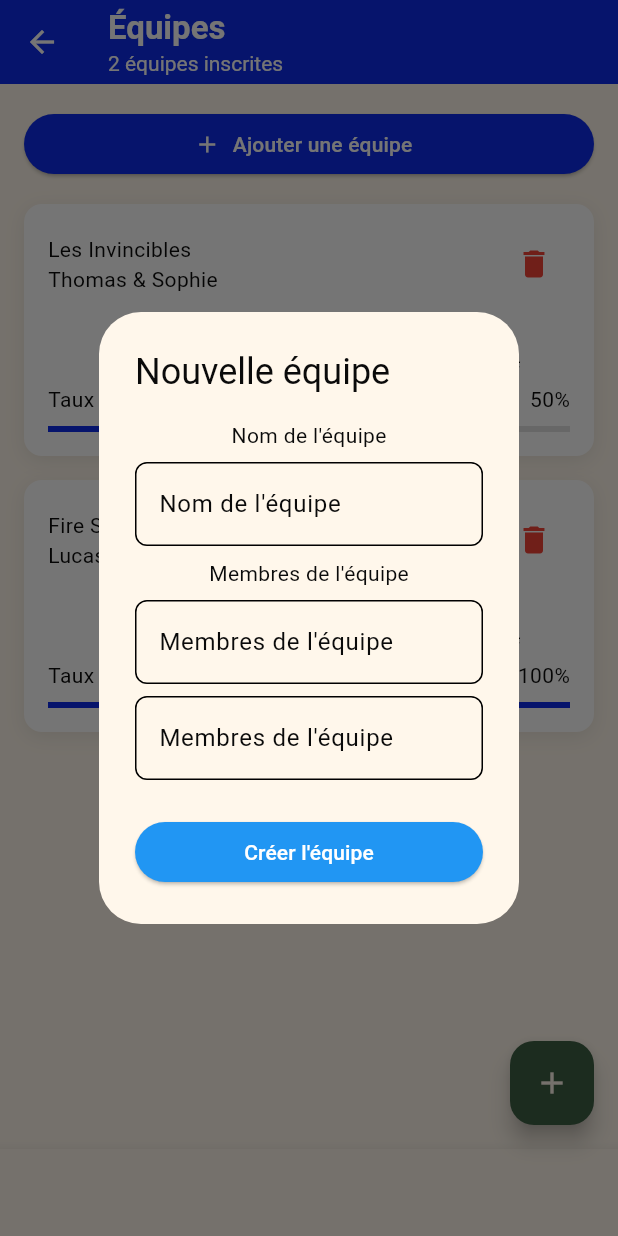
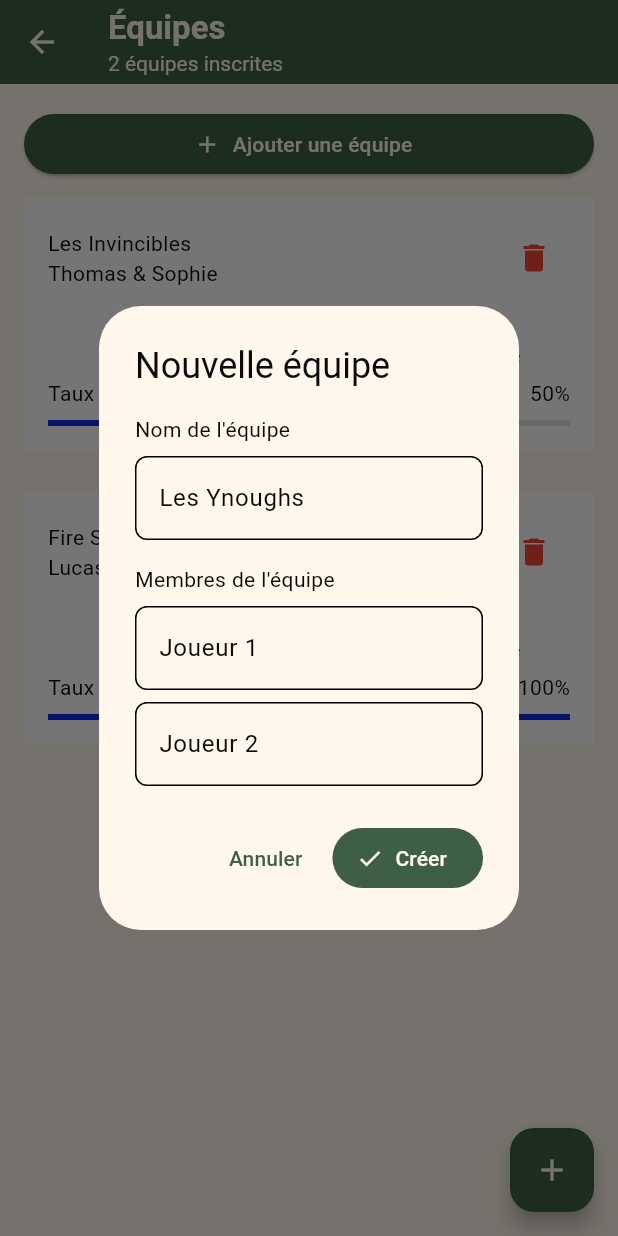
Before and after one commit to Ynough-Corporation/Ynough_dev, a Flutter app: the TeamsScreen screen opened directly, after a tap on "Ajouter une équipe", on a phone screen of 412 x 824 dp. Run offline on Flutter 3.47's test engine with Material 3 defaults, Android fonts, the phone set to English and light mode, and no system bars.

Commit message:
feat(pageEquipe): equipe page added to navbar

```diff
--- a/Ynough/lib/navbar/navbar.dart
+++ b/Ynough/lib/navbar/navbar.dart
@@ -1,4 +1,5 @@
 import 'package:flutter/material.dart';
+import 'package:ynough/pageEquipe/screen/teams_screen.dart';
 
 const ynoughBlack = Color(0xFF0A0A0A);
 const ynoughCream = Color(0xFFFFF7EB);
@@ -28,11 +29,7 @@ class _MainNavigationScreenState extends State<MainNavigationScreen> {
       title: 'Equipes',
       icon: Icons.groups_outlined,
       selectedIcon: Icons.groups,
-      page: SectionPage(
-        title: 'Equipes',
-        subtitle: 'Equipes inscrites, leur nombre de victoires et de defaites, bouton ajouter une equipe',
-        icon: Icons.groups,
-      ),
+      page: TeamsScreen(),
     ),
     _NavigationPageData(
       title: 'Matchs',
--- a/Ynough/lib/pageEquipe/screen/teams_screen.dart
+++ b/Ynough/lib/pageEquipe/screen/teams_screen.dart
@@ -2,7 +2,7 @@ import 'package:flutter/material.dart';
 import 'package:ynough/pageEquipe/widgets/team_card.dart';
 
 class TeamsScreen extends StatefulWidget {
-  const TeamsScreen({super.key}); // Le constructeur redevient propre et vide
+  const TeamsScreen({super.key});
 
   @override
   State<TeamsScreen> createState() => _TeamsScreenState();
@@ -12,6 +12,7 @@ class _TeamsScreenState extends State<TeamsScreen> {
   final teamNameController = TextEditingController();
   final player1Controller = TextEditingController();
   final player2Controller = TextEditingController();
+  final _formKey = GlobalKey<FormState>();
 
   List<Map<String, dynamic>> teamsList = [
     {
@@ -35,98 +36,89 @@ class _TeamsScreenState extends State<TeamsScreen> {
   ];
 
   @override
-  Widget build(BuildContext context) {
-    return Scaffold(
-    appBar: AppBar(
-            backgroundColor: const Color.fromARGB(255, 13, 43, 235),
-            foregroundColor: const Color.fromARGB(255, 255, 255, 255),
-            centerTitle: false,
-            title: Column(
+  void dispose() {
+    teamNameController.dispose();
+    player1Controller.dispose();
+    player2Controller.dispose();
+    super.dispose();
+  }
+
+  Future<void> _openCreateTeamDialog() async {
+    teamNameController.clear();
+    player1Controller.clear();
+    player2Controller.clear();
+
+    await showDialog<void>(
+      context: context,
+      builder: (BuildContext context) {
+        final colorScheme = Theme.of(context).colorScheme;
+        return AlertDialog(
+          title: const Text('Nouvelle équipe'),
+          content: SingleChildScrollView(
+            child: Form(
+              key: _formKey,
+              child: Column(
+                mainAxisSize: MainAxisSize.min,
                 crossAxisAlignment: CrossAxisAlignment.start,
                 children: [
-                const Text('Équipes', style: TextStyle(fontWeight: FontWeight.bold)),
-                Text(
-                  '${teamsList.length} équipes inscrites',
-                  style: const TextStyle(fontSize: 14, fontWeight: FontWeight.normal),
-                ),
-              ],
-            ),
-          ),
-      body:
-      Padding(
-        padding: const EdgeInsets.all(16.0),
-        child: Column(
-        children: [
-          SizedBox(
-            width: double.infinity,
-            // Prend toute la largeur disponible pour le bouton.
-            child: ElevatedButton.icon(
-              style: ElevatedButton.styleFrom(
-                backgroundColor:  const Color.fromARGB(255, 13, 43, 235),
-                foregroundColor: Colors.white,
-              ),
-              onPressed: () {
-                showDialog<void>(
-                  context: context,
-                  builder: (BuildContext context) {
-                    return AlertDialog(
-                      title: const Text('Nouvelle équipe'),
-                      content: Column(
-                        mainAxisSize: MainAxisSize.min,
-                        mainAxisAlignment: MainAxisAlignment.start,
-                        children: [
-                          Text('Nom de l\'équipe'),
-                          SizedBox(height: 8),
-                          TextField(
+                  const Text('Nom de l\'équipe'),
+                  const SizedBox(height: 8),
+                  TextFormField(
                     controller: teamNameController,
                     decoration: InputDecoration(
-                              labelText: 'Nom de l\'équipe',
                       hintText: 'Les Ynoughs',
                       border: OutlineInputBorder(
                         borderRadius: BorderRadius.circular(8),
                       ),
                     ),
                   ),
-                          SizedBox(height: 8),
-                          Text('Membres de l\'équipe'),
-                          SizedBox(height: 8),
-                          TextField(
+                  const SizedBox(height: 16),
+                  const Text('Membres de l\'équipe'),
+                  const SizedBox(height: 8),
+                  TextFormField(
                     controller: player1Controller,
                     decoration: InputDecoration(
-                              labelText: 'Membres de l\'équipe',
                       hintText: 'Joueur 1',
                       border: OutlineInputBorder(
                         borderRadius: BorderRadius.circular(8),
                       ),
                     ),
                   ),
-                          SizedBox(height: 8),
-                          TextField(
+                  const SizedBox(height: 8),
+                  TextFormField(
                     controller: player2Controller,
                     decoration: InputDecoration(
-                              labelText: 'Membres de l\'équipe',
                       hintText: 'Joueur 2',
                       border: OutlineInputBorder(
                         borderRadius: BorderRadius.circular(8),
                       ),
                     ),
                   ),
-                          const SizedBox(height: 24),
-                          SizedBox(
-                            width: double.infinity,
-                            child: ElevatedButton(
-                              style: ElevatedButton.styleFrom(
-                                backgroundColor: Colors.blue,
-                                foregroundColor: Colors.white,
+                ],
+              ),
+            ),
+          ),
+          actions: [
+            TextButton(
+              onPressed: () => Navigator.of(context).pop(),
+              child: const Text('Annuler'),
+            ),
+            FilledButton.icon(
+              style: FilledButton.styleFrom(
+                backgroundColor: colorScheme.primary,
+                foregroundColor: colorScheme.onPrimary,
               ),
               onPressed: () {
-                                if (teamNameController.text.isEmpty) return;
+                if (!(_formKey.currentState?.validate() ?? false)) {
+                  return;
+                }
 
                 setState(() {
                   teamsList.add({
-                                    'teamName': teamNameController.text,
-                                    'teamMembers': '${player1Controller.text} & ${player2Controller.text}',
-                                    'points': 0, // Une nouvelle équipe commence avec 0 partout
+                    'teamName': teamNameController.text.trim(),
+                    'teamMembers':
+                        '${player1Controller.text.trim()} & ${player2Controller.text.trim()}',
+                    'points': 0,
                     'victories': 0,
                     'defeats': 0,
                     'difference': 0,
@@ -134,35 +126,98 @@ class _TeamsScreenState extends State<TeamsScreen> {
                   });
                 });
 
-                                // 3. On vide les champs pour la prochaine fois
-                                teamNameController.clear();
-                                player1Controller.clear();
-                                player2Controller.clear();
-
-                                // 4. On ferme violemment la modale
                 Navigator.of(context).pop();
               },
-                              child: const Text('Créer l\'équipe'),
+              icon: const Icon(Icons.check),
+              label: const Text('Créer'),
+            ),
+          ],
+        );
+      },
+    );
+  }
+
+  Widget _buildEmptyState(BuildContext context) {
+    final colorScheme = Theme.of(context).colorScheme;
+    return Center(
+      child: ConstrainedBox(
+        constraints: const BoxConstraints(maxWidth: 520),
+        child: Card(
+          elevation: 0,
+          color: colorScheme.onSurface,
+          shape: RoundedRectangleBorder(
+            borderRadius: BorderRadius.circular(28),
+          ),
+          child: const Padding(
+            padding: EdgeInsets.all(28),
+            child: Column(
+              mainAxisSize: MainAxisSize.min,
+              children: [
+                Icon(Icons.groups, size: 72, color: Color(0xFFFFF7EB)),
+                SizedBox(height: 20),
+                Text(
+                  'Equipes inscrites, leur nombre de victoires et de defaites, bouton ajouter une equipe',
+                  style: TextStyle(color: Color(0xE6FFF7EB)),
+                  textAlign: TextAlign.center,
+                ),
+              ],
+            ),
+          ),
+        ),
+      ),
+    );
+  }
+
+  @override
+  Widget build(BuildContext context) {
+    final colorScheme = Theme.of(context).colorScheme;
+
+    return Scaffold(
+      appBar: AppBar(
+        centerTitle: false,
+        title: Column(
+          crossAxisAlignment: CrossAxisAlignment.start,
+          children: [
+            const Text(
+              'Équipes',
+              style: TextStyle(fontWeight: FontWeight.bold),
+            ),
+            Text(
+              '${teamsList.length} équipes inscrites',
+              style: const TextStyle(
+                fontSize: 14,
+                fontWeight: FontWeight.normal,
               ),
             ),
           ],
         ),
-                    );
-                  },
-                );
-              },
-
+      ),
+      body: Padding(
+        padding: const EdgeInsets.all(16.0),
+        child: Column(
+          children: [
+            SizedBox(
+              width: double.infinity,
+              child: ElevatedButton.icon(
+                style: ElevatedButton.styleFrom(
+                  backgroundColor: colorScheme.primary,
+                  foregroundColor: colorScheme.onPrimary,
+                ),
+                onPressed: _openCreateTeamDialog,
                 icon: const Icon(Icons.add),
                 label: const Text('Ajouter une équipe'),
               ),
             ),
-          // generee directement dans la Column.
-          ...teamsList.map((team) {
-            return Padding(
-              padding: const EdgeInsets.only(
-                top: 16.0,
-              ), // Espace au-dessus de chaque carte
-              child: TeamsCard(
+            const SizedBox(height: 12),
+            Expanded(
+              child: teamsList.isEmpty
+                  ? _buildEmptyState(context)
+                  : ListView.separated(
+                      itemCount: teamsList.length,
+                      separatorBuilder: (_, __) => const SizedBox(height: 12),
+                      itemBuilder: (context, index) {
+                        final team = teamsList[index];
+                        return TeamsCard(
                           teamName: team['teamName'],
                           teamMembers: team['teamMembers'],
                           points: team['points'],
@@ -175,31 +230,18 @@ class _TeamsScreenState extends State<TeamsScreen> {
                               teamsList.remove(team);
                             });
                           },
+                        );
+                      },
                     ),
-              );
-            }).toList(),
+            ),
           ],
         ),
       ),
       floatingActionButton: FloatingActionButton(
-        onPressed: () {
-          print('Bouton ajouté !');
-        },
+        backgroundColor: colorScheme.primary,
+        foregroundColor: colorScheme.onPrimary,
+        onPressed: _openCreateTeamDialog,
         child: const Icon(Icons.add),
-      ),
-      bottomNavigationBar: BottomNavigationBar(
-        items: const [
-          BottomNavigationBarItem(icon: Icon(Icons.home), label: 'Accueil'),
-          BottomNavigationBarItem(icon: Icon(Icons.person), label: 'Équipes'),
-          BottomNavigationBarItem(
-            icon: Icon(Icons.sports_soccer),
-            label: 'Matchs',
-          ),
-          BottomNavigationBarItem(
-            icon: Icon(Icons.leaderboard),
-            label: 'Classement',
-          ),
-        ],
       ),
     );
   }
--- a/Ynough/lib/pageEquipe/widgets/team_card.dart
+++ b/Ynough/lib/pageEquipe/widgets/team_card.dart
@@ -1,6 +1,6 @@
 import 'package:flutter/material.dart';
+class TeamsCard extends StatelessWidget {
 
-class TeamsCard extends StatelessWidget {
   final String teamName;
   final String teamMembers;
   final int points;
@@ -10,8 +10,7 @@ class TeamsCard extends StatelessWidget {
   final double winRate;
   final VoidCallback onDelete;
 
-  const TeamsCard({
-    super.key,
+  const TeamsCard({super.key,
   required this.teamName,
   required this.teamMembers,
   required this.points,
@@ -19,23 +18,17 @@ class TeamsCard extends StatelessWidget {
   required this.defeats,
   required this.difference,
   required this.winRate,
-    required this.onDelete,
-  });
+  required this.onDelete});
 
   @override
   Widget build(BuildContext context) {
    return Container(
+
+    margin: EdgeInsets.only(bottom: 16),
        padding: EdgeInsets.all(16),
       decoration: BoxDecoration(
         color: Colors.white,
-        borderRadius: BorderRadius.circular(12),
-        boxShadow: [
-          BoxShadow(
-            color: Colors.black.withValues(alpha: 0.08),
-            blurRadius: 10,
-            offset: const Offset(0, 3),
-          ),
-        ],
+        borderRadius: BorderRadius.circular(1),
       ),
       child: Column(
         children: [
@@ -44,12 +37,12 @@ class TeamsCard extends StatelessWidget {
             children: [
               Column(
                 crossAxisAlignment: CrossAxisAlignment.start,
-                children: [Text(teamName), Text(teamMembers)],
+                children: [
+                  Text(teamName),
+                  Text(teamMembers),
+                ],
               ),
-              IconButton(
-                onPressed: onDelete,
-                icon: Icon(Icons.delete, color: Colors.red, size: 24),
-              ),
+              IconButton(onPressed: onDelete, icon: Icon(Icons.delete, color: Colors.red, size: 24)),
             ],
           ),
           const SizedBox(height: 16),
@@ -58,37 +51,25 @@ class TeamsCard extends StatelessWidget {
             children: [
               Column(
                 children: [
-                  Text(
-                    points.toString(),
-                    style: TextStyle(fontWeight: FontWeight.bold),
-                  ),
+                  Text(points.toString(),style: TextStyle(fontWeight: FontWeight.bold)),
                   Text('Points'),
                 ],
               ),
                 Column(
                 children: [
-                  Text(
-                    victories.toString(),
-                    style: TextStyle(fontWeight: FontWeight.bold),
-                  ),
+                  Text(victories.toString(),style: TextStyle(fontWeight: FontWeight.bold)),
                   Text('V'),
                 ],
               ),
                 Column(
                 children: [
-                  Text(
-                    defeats.toString(),
-                    style: TextStyle(fontWeight: FontWeight.bold),
-                  ),
+                  Text(defeats.toString(),style: TextStyle(fontWeight: FontWeight.bold)),
                   Text('D'),
                 ],
               ),
                 Column(
                 children: [
-                  Text(
-                    difference.toString(),
-                    style: TextStyle(fontWeight: FontWeight.bold),
-                  ),
+                  Text(difference.toString(),style: TextStyle(fontWeight: FontWeight.bold)),
                   Text('Diff'),
                 ],
               ),
@@ -106,13 +87,14 @@ class TeamsCard extends StatelessWidget {
                   const SizedBox(height: 8),
                   LinearProgressIndicator(
                     value: winRate,
-                color: const Color.fromARGB(255, 13, 43, 235),
+                    color:  const Color.fromARGB(255, 13, 43, 235),
                     backgroundColor: Color(0xFFE0E0E0),
                   ),
                 ],
-          ),
+              )
         ],
       ),
     );
   }
+
 }
```
Lines whose indentation alone changed are shown as unchanged.
